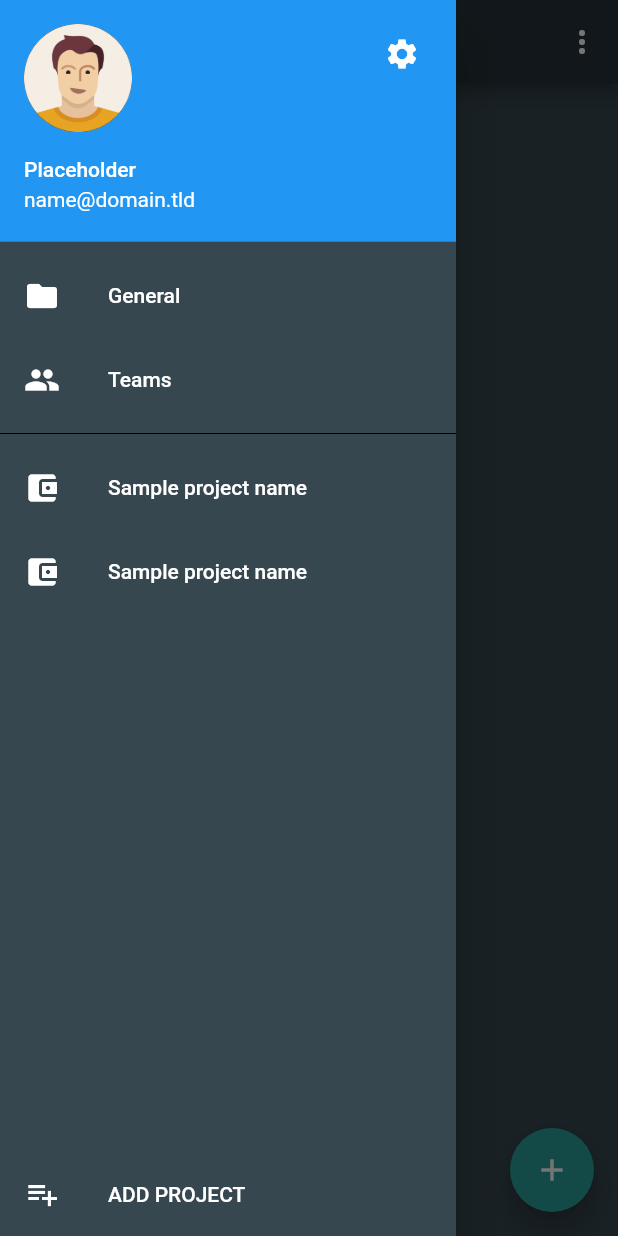
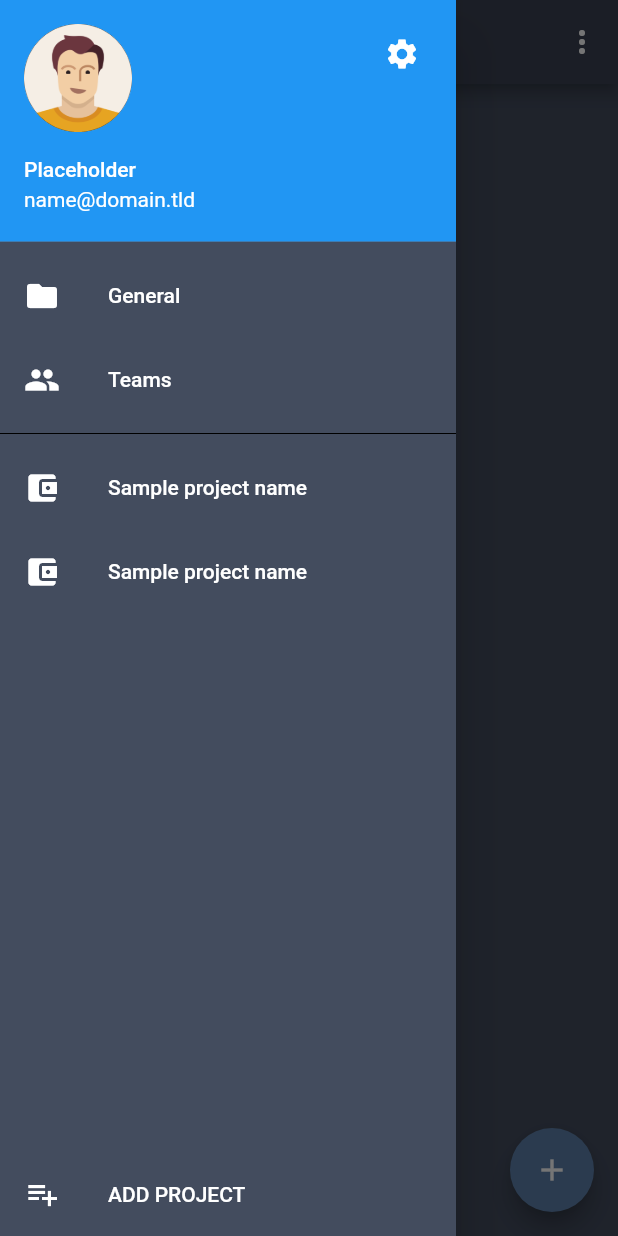
Before and after one commit to Masfik/tempo, a Flutter app: the screen it shows after launch, with the side drawer open, on a phone screen of 412 x 824 dp. Run offline on Flutter 3.47's test engine with Material 2 defaults, Android fonts, the phone set to English and light mode, and no system bars; our stand-ins replace flutter_svg; missing offline and left inert: qrscan.

Commit message:
Switched to Nord theme

```diff
--- a/client/lib/ui/style.dart
+++ b/client/lib/ui/style.dart
@@ -2,12 +2,12 @@ import 'package:flutter/material.dart';
 
 final kTempoThemeData = ThemeData(
   brightness: Brightness.dark,
-
-  primaryColor: Colors.blueGrey[900],
-  canvasColor: Colors.blueGrey[800],
-  cardColor: Colors.blueGrey[800],
-  accentColor: Color(0xFF29a19c),
-  toggleableActiveColor: Color(0xFF29a19c)
+  primaryColor: Color(0xFF3b4252),
+  canvasColor: Color(0xFF434c5e),
+  cardColor: Color(0xFF434c5e),
+  accentColor: Color(0xFF5E81AC),
+  toggleableActiveColor: Color(0xFF5E81AC),
+  disabledColor: Color(0xFF767b86)
 );
 
 const kRoundedRectangleShape = RoundedRectangleBorder(
--- a/client/lib/ui/widgets/navigation/navigation_drawer.dart
+++ b/client/lib/ui/widgets/navigation/navigation_drawer.dart
@@ -57,7 +57,7 @@ class _NavigationDrawerState extends State<NavigationDrawer> {
           const Divider(color: Colors.black),
           Expanded(
             child: ListView(
-              padding: EdgeInsets.all(0),
+              padding: const EdgeInsets.all(0),
               children: <Widget>[
                 ListTile(
                   leading: Icon(Icons.account_balance_wallet),
--- a/client/lib/ui/widgets/task/no_task.dart
+++ b/client/lib/ui/widgets/task/no_task.dart
@@ -1,4 +1,6 @@
 import 'package:flutter/material.dart';
+
+import '../../style.dart';
 
 class NoTasks extends StatelessWidget {
   const NoTasks({
@@ -10,11 +12,11 @@ class NoTasks extends StatelessWidget {
     return Center(
       child: Column(
         mainAxisAlignment: MainAxisAlignment.center,
-        children: const <Widget>[
-          const Icon(Icons.check, size: 150, color: Colors.grey),
-          const Text('No tasks', style: const TextStyle(
-              color: Colors.grey,
-              fontSize: 30
+        children: <Widget>[
+          Icon(Icons.check, size: 150, color: kTempoThemeData.disabledColor),
+          Text('No tasks', style: TextStyle(
+            color: kTempoThemeData.disabledColor,
+            fontSize: 30
           ))
         ],
       ),
--- a/client/lib/ui/widgets/task/start_button.dart
+++ b/client/lib/ui/widgets/task/start_button.dart
@@ -17,10 +17,9 @@ class StartButton extends StatelessWidget {
   @override
   Widget build(BuildContext context) {
     return IconButton(
-        icon: Icon(
-          started ? Icons.pause : Icons.play_arrow,
-          color: enabled ? kTempoThemeData.accentColor : Colors.grey,
-        ),
+      color: kTempoThemeData.accentColor,
+      disabledColor: kTempoThemeData.disabledColor,
+      icon: Icon(started ? Icons.pause : Icons.play_arrow),
       onPressed: enabled
           ? () {
               if (!started) onStart();
```
Lines whose indentation alone changed are shown as unchanged.
